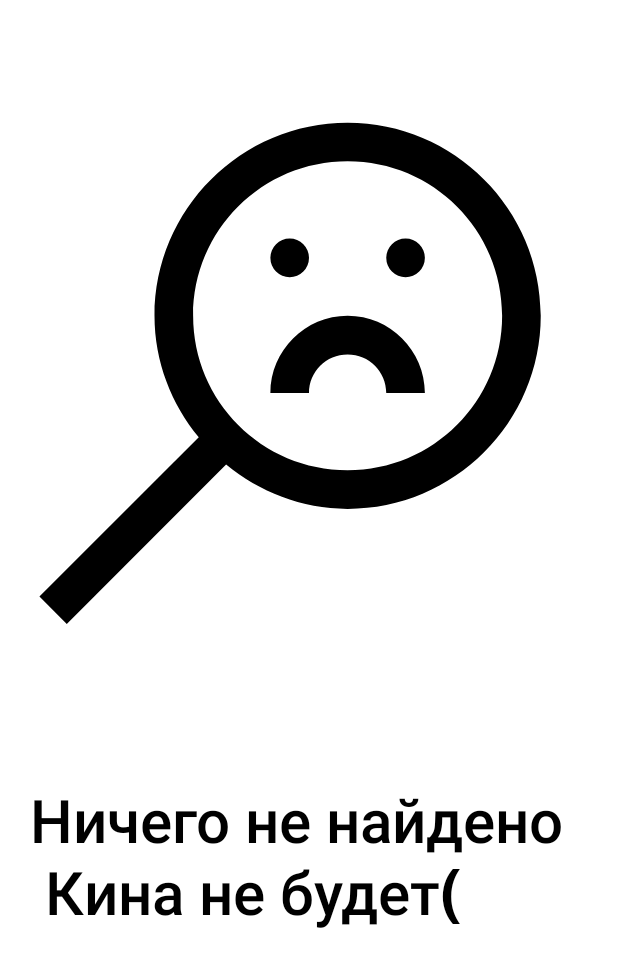
After one commit to Mason10q/AvitoTest, an Android app: the layout layout_empty_list.xml on its own in the app's theme, with its tools: preview values and no code run, on a phone screen of 412 x 824 dp. The commit adds this screen. Shown: the top 967 px of the screen. Run offline under Robolectric (Android 15) with nearby library versions, the phone set to English and light mode, and no system bars.

Commit message:
Added empty list view

```diff
--- a/app/src/main/java/ru/avito/avitotest/titleList/ui/fragments/FilterDialog.kt
+++ b/app/src/main/java/ru/avito/avitotest/titleList/ui/fragments/FilterDialog.kt
@@ -32,7 +32,7 @@ class FilterDialog : BottomSheetDialogFragment() {
     private val rangeFilters = listOf(
         RangeFilter(FilterTypes.YEARS.title, FilterTypes.YEARS.serverName, 1970.0f, LocalDateTime.now().year.toFloat(), 1.0f),
         RangeFilter(FilterTypes.RATING.title, FilterTypes.RATING.serverName, 1.0f, 9.0f, 0.1f),
-        RangeFilter(FilterTypes.AGE_RATING.title, FilterTypes.AGE_RATING.serverName, 0.0f, 21.0f, 1.0f),
+        RangeFilter(FilterTypes.AGE_RATING.title, FilterTypes.AGE_RATING.serverName, 0.0f, 18.0f, 1.0f),
         RangeFilter(FilterTypes.MOVIE_LENGTH.title, FilterTypes.MOVIE_LENGTH.serverName, 10.0f, 300.0f, 1.0f)
     )
 
--- a/app/src/main/java/ru/avito/avitotest/titleList/ui/fragments/TitleListFragment.kt
+++ b/app/src/main/java/ru/avito/avitotest/titleList/ui/fragments/TitleListFragment.kt
@@ -58,6 +58,16 @@ class TitleListFragment : Fragment() {
             findNavController().navigate(R.id.titleFragment, bundleOf("movieid" to id))
         }
 
+        adapter.addLoadStateListener { loadState ->
+            if(loadState.prepend.endOfPaginationReached){
+                if(adapter.itemCount < 1) {
+                    binding.emptyList.root.visibility = View.VISIBLE
+                } else {
+                    binding.emptyList.root.visibility = View.GONE
+                }
+            }
+        }
+
         binding.searchButton.setOnInputListener(::launchSearch)
 
         return binding.root
--- /dev/null
+++ b/app/src/main/res/drawable/ic_nothing_found.xml
@@ -0,0 +1,9 @@
+<vector xmlns:android="http://schemas.android.com/apk/res/android"
+    android:width="16dp"
+    android:height="16dp"
+    android:viewportWidth="16"
+    android:viewportHeight="16">
+  <path
+      android:fillColor="#FF000000"
+      android:pathData="M9,1C6.244,1 4,3.244 4,6C4,7.198 4.441,8.284 5.146,9.146L1.021,13.271L1.729,13.979L5.854,9.854C6.716,10.559 7.802,11 9,11C11.756,11 14,8.756 14,6C14,3.244 11.756,1 9,1zM9,2C11.215,2 13,3.785 13,6C13,8.215 11.215,10 9,10C6.785,10 5,8.215 5,6C5,3.785 6.785,2 9,2zM7.5,4A0.5,0.5 0,0 0,7 4.5A0.5,0.5 0,0 0,7.5 5A0.5,0.5 0,0 0,8 4.5A0.5,0.5 0,0 0,7.5 4zM10.5,4A0.5,0.5 0,0 0,10 4.5A0.5,0.5 0,0 0,10.5 5A0.5,0.5 0,0 0,11 4.5A0.5,0.5 0,0 0,10.5 4zM9,6C7.901,6 7,6.901 7,8L8,8C8,7.443 8.443,7 9,7C9.557,7 10,7.443 10,8L11,8C11,6.901 10.099,6 9,6z"/>
+</vector>
--- a/app/src/main/res/layout/fragment_titles_list.xml
+++ b/app/src/main/res/layout/fragment_titles_list.xml
@@ -42,6 +42,10 @@
 
     </LinearLayout>
 
+    <include
+        android:id="@+id/empty_list"
+        layout="@layout/layout_empty_list"
+        android:visibility="gone"/>
 
 
 </androidx.constraintlayout.widget.ConstraintLayout>
--- /dev/null
+++ b/app/src/main/res/layout/layout_empty_list.xml
@@ -0,0 +1,28 @@
+<?xml version="1.0" encoding="utf-8"?>
+<androidx.constraintlayout.widget.ConstraintLayout xmlns:android="http://schemas.android.com/apk/res/android"
+    android:layout_width="match_parent"
+    android:layout_height="match_parent"
+    xmlns:app="http://schemas.android.com/apk/res-auto">
+
+
+    <ImageView
+        android:id="@+id/image"
+        style="@style/MatchParent"
+        android:layout_marginBottom="300dp"
+        android:src="@drawable/ic_nothing_found"
+        app:layout_constraintBottom_toTopOf="@id/text"
+        app:layout_constraintEnd_toEndOf="parent"
+        app:layout_constraintStart_toStartOf="parent"
+        app:layout_constraintTop_toTopOf="parent"/>
+
+    <TextView
+        android:id="@+id/text"
+        style="@style/Text.Title.Big"
+        android:layout_marginHorizontal="20dp"
+        android:text="Ничего не найдено \n Кина не будет("
+        app:layout_constraintEnd_toEndOf="parent"
+        app:layout_constraintStart_toStartOf="parent"
+        app:layout_constraintTop_toBottomOf="@id/image"/>
+
+
+</androidx.constraintlayout.widget.ConstraintLayout>
```
